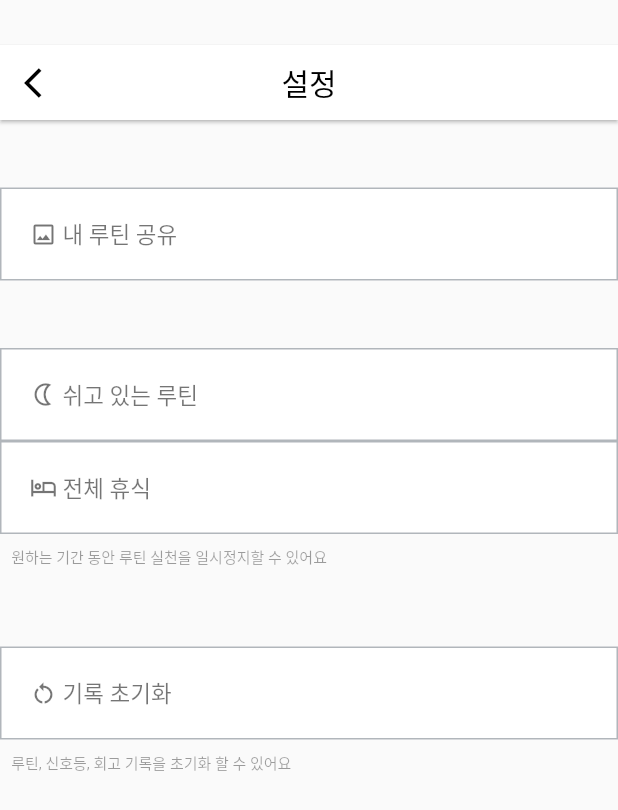
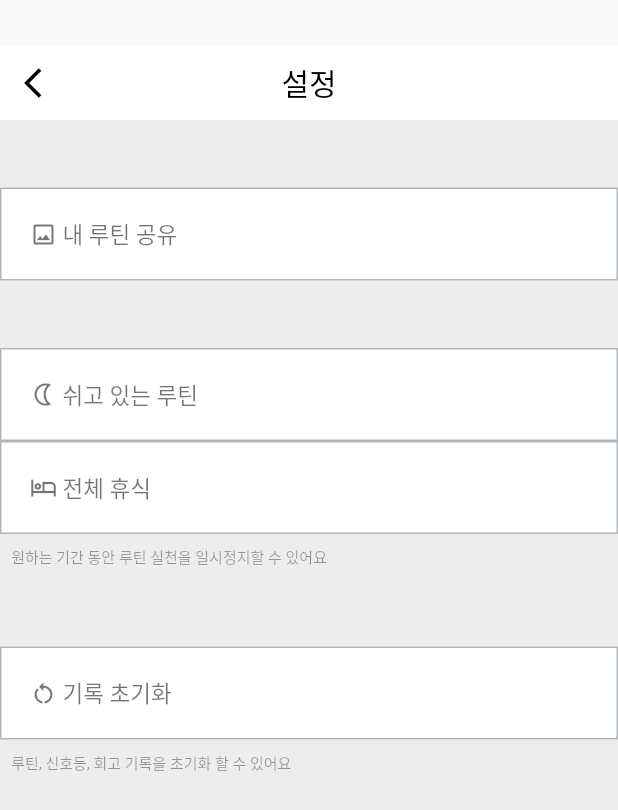
Before and after one commit to younhui97/MyRoutineCloneProj, a Flutter app: the screen it shows after launch, after a tap on the "keyboard control" icon, on a phone screen of 412 x 824 dp. Shown: the top 810 px of the screen. Run offline on Flutter 3.47's test engine with Material 2 defaults, Android fonts, the phone set to English and light mode, and no system bars.

Commit message:
made setting and added slide animation

```diff
--- a/lib/main_page.dart
+++ b/lib/main_page.dart
@@ -21,10 +21,10 @@ class _MainPageState extends State<MainPage>{
         home: Scaffold(
             body :
             Container(
-              height: MediaQuery.of(context).size.height,
-              child:
+                height: MediaQuery.of(context).size.height,
+                child:
                 Expanded(child:
-                  Column(
+                Column(
                   children: [
                     SizedBox( height: MediaQuery.of(context).size.height*0.027,),
                     SizedBox(
@@ -42,11 +42,9 @@ class _MainPageState extends State<MainPage>{
                           Row(
                             children:[
                               IconButton(
-                                onPressed: ()=>{
-                                Navigator.push(
-                                    context,
-                                    MaterialPageRoute(builder: (_) => Setting()),
-                                )},
+                                onPressed: (){
+                                  Navigator.of(context).push(_settingRoute());
+                                },
                                 icon: Icon(Icons.more_horiz,color: Colors.black87,),
                               ),
                               Text("  ")
@@ -182,5 +180,20 @@ class _MainPageState extends State<MainPage>{
         )
     );
   }
+}
+Route _settingRoute() {
+  return PageRouteBuilder(
+    pageBuilder: (context, animation, secondaryAnimation) => Setting(),
+    transitionsBuilder: (context, animation, secondaryAnimation, child) {
+      var begin = Offset(1.0, 0.0);
+      var end = Offset.zero;
+      var tween = Tween(begin: begin, end: end);
+      var offsetAnimation = animation.drive(tween);
 
+      return SlideTransition(
+        position: offsetAnimation,
+        child: child,
+      );
+    },
+  );
 }
--- a/lib/setting.dart
+++ b/lib/setting.dart
@@ -25,19 +25,20 @@ class Setting extends StatelessWidget{
                 padding: EdgeInsets.only(top:30),
                 child: AppBar(
                   centerTitle: true,
-                  elevation: 1,
+                  elevation: 0,
                   backgroundColor: Color(0xFFFFFFFF),
                   title: Text('설정',style: TextStyle(color: Colors.black),),
                   toolbarHeight: 80,
                   leading:
                   IconButton(icon: Icon(Icons.arrow_back_ios,color: Colors.black,),
                       onPressed: ()=>{
-                        Navigator.push(context, MaterialPageRoute(builder: (_) => MainPage()))
+                      Navigator.of(context).push(_mainRoute())
                       }),
                 ),
               )
           ),
           body: Container(
+            color: const Color(0xFFEDEDED),
             child: Column(
               children: [
                 Container(
@@ -112,5 +113,19 @@ class Setting extends StatelessWidget{
     );
   }
 }
-//MediaQuery.of(context).size.height*0.063
-//height: MediaQuery.of(context).size.height*0.027
+Route _mainRoute() {
+  return PageRouteBuilder(
+    pageBuilder: (context, animation, secondaryAnimation) => MainPage(),
+    transitionsBuilder: (context, animation, secondaryAnimation, child) {
+      var begin = Offset(-1.0, 0.0);
+      var end = Offset.zero;
+      var tween = Tween(begin: begin, end: end);
+      var offsetAnimation = animation.drive(tween);
+
+      return SlideTransition(
+        position: offsetAnimation,
+        child: child,
+      );
+    },
+  );
+}
```
